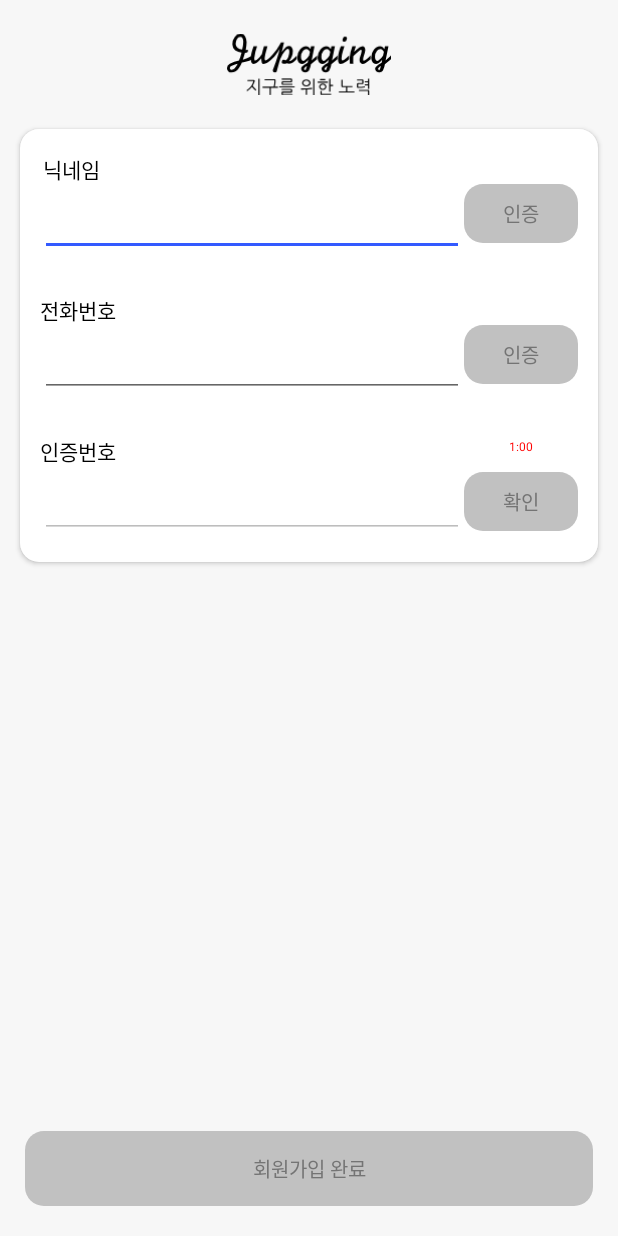
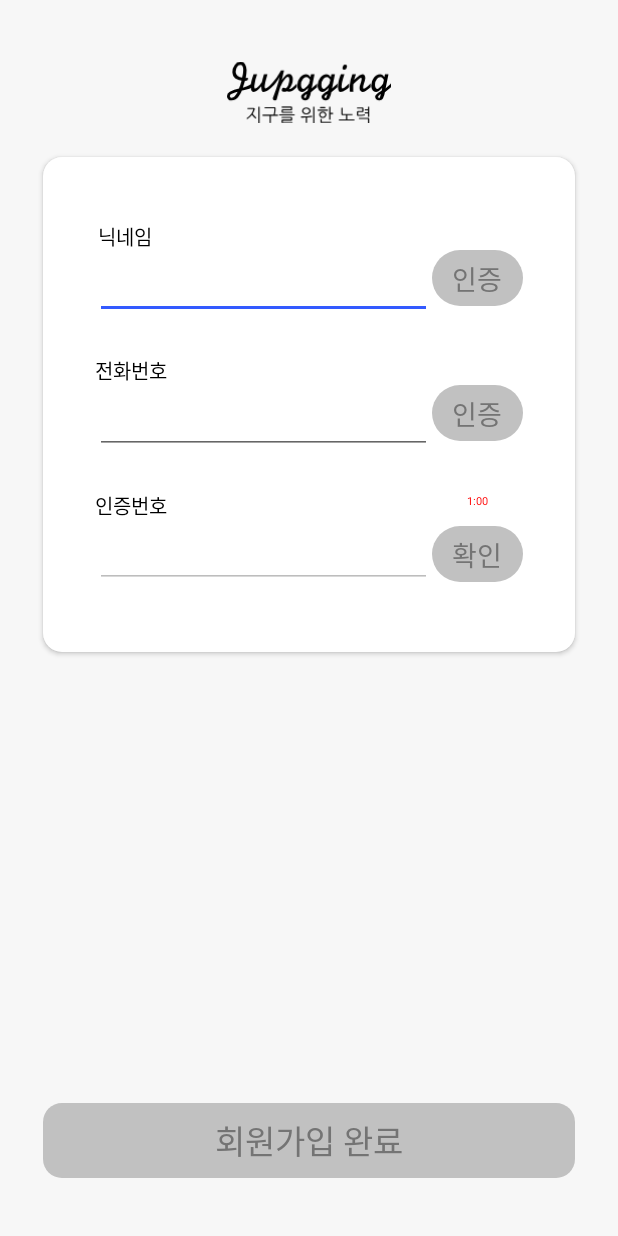
Before and after one commit to To-be-young/Jubgging_AOS, an Android app: the SignUpAuthActivity screen opened directly, with no data from a screen before it, on a phone screen of 412 x 824 dp. Run offline under Robolectric (Android 15) with nearby library versions, the phone set to English and light mode, and no system bars; our stand-ins replace Firebase (no records; nobody signed in at launch, a user with empty details on screens opened directly), RxJava, data binding; 4 statements that could not run were skipped.

Commit message:
signup ui 1차 수정

```diff
--- /dev/null
+++ b/Jubgging/app/src/main/res/drawable/grey_round_btn_drawable.xml
@@ -0,0 +1,6 @@
+<?xml version="1.0" encoding="utf-8"?>
+<shape xmlns:android="http://schemas.android.com/apk/res/android"
+    android:shape="rectangle" >
+    <solid android:color="@color/grey"/>
+    <corners android:radius="@dimen/_109dp"/>
+</shape>
--- /dev/null
+++ b/Jubgging/app/src/main/res/drawable/round_btn_enable_selector.xml
@@ -0,0 +1,5 @@
+<?xml version="1.0" encoding="utf-8"?>
+<selector xmlns:android="http://schemas.android.com/apk/res/android">
+    <item android:state_enabled="true" android:drawable="@drawable/white_round_btn_drawable"/>
+    <item android:state_enabled="false" android:drawable="@drawable/grey_round_btn_drawable"/>
+</selector>
--- a/Jubgging/app/src/main/res/drawable/button_enable_selector.xml
+++ b/Jubgging/app/src/main/res/drawable/square_btn_enable_selector.xml
@@ -1,5 +1,5 @@
 <?xml version="1.0" encoding="utf-8"?>
 <selector xmlns:android="http://schemas.android.com/apk/res/android">
     <item android:state_enabled="true" android:drawable="@drawable/login_background_drawable"/>
-    <item android:state_enabled="false" android:drawable="@drawable/grey_dim_button_background"/>
+    <item android:state_enabled="false" android:drawable="@drawable/grey_square_btn_drawable"/>
 </selector>
--- /dev/null
+++ b/Jubgging/app/src/main/res/drawable/white_round_btn_drawable.xml
@@ -0,0 +1,6 @@
+<?xml version="1.0" encoding="utf-8"?>
+<shape xmlns:android="http://schemas.android.com/apk/res/android"
+    android:shape="rectangle" >
+    <solid android:color="@color/grey"/>
+    <corners android:radius="@dimen/_109dp"/>
+</shape>
--- a/Jubgging/app/src/main/res/layout/activity_signup_auth.xml
+++ b/Jubgging/app/src/main/res/layout/activity_signup_auth.xml
@@ -23,12 +23,11 @@
             android:id="@+id/signup_app_title_iv"
             android:layout_width="0dp"
             android:layout_height="0dp"
-            android:layout_marginTop="@dimen/_30dp"
             android:src="@drawable/icon_app_title_drawable"
             app:layout_constraintEnd_toEndOf="parent"
             app:layout_constraintHeight_percent="0.056"
             app:layout_constraintStart_toStartOf="parent"
-            app:layout_constraintTop_toTopOf="parent"
+            app:layout_constraintTop_toTopOf="@+id/guideline2"
             app:layout_constraintWidth_percent="0.264" />
 
 
@@ -37,26 +36,28 @@
             android:layout_width="0dp"
             android:layout_height="0dp"
             android:layout_marginHorizontal="@dimen/_20dp"
-            android:layout_marginTop="@dimen/_30dp"
             android:background="@drawable/login_background_drawable"
             android:elevation="2dp"
+            android:layout_marginTop="@dimen/_30dp"
             android:paddingHorizontal="@dimen/_20dp"
             android:paddingVertical="@dimen/_24dp"
-            app:layout_constraintBottom_toTopOf="@+id/signup_fin_btn"
             app:layout_constraintEnd_toEndOf="parent"
-            app:layout_constraintHeight_percent="0.35"
+            app:layout_constraintHeight_percent="0.4"
             app:layout_constraintHorizontal_bias="0.5"
             app:layout_constraintStart_toStartOf="parent"
             app:layout_constraintTop_toBottomOf="@id/signup_app_title_iv"
-            app:layout_constraintVertical_chainStyle="spread_inside">
+            app:layout_constraintVertical_chainStyle="spread_inside"
+            app:layout_constraintWidth_percent="0.861">
 
             <androidx.constraintlayout.widget.ConstraintLayout
-                android:layout_width="match_parent"
+                android:layout_width="0dp"
                 android:layout_height="0dp"
                 app:layout_constraintBottom_toBottomOf="parent"
                 app:layout_constraintEnd_toEndOf="parent"
+                app:layout_constraintHeight_percent="0.821"
                 app:layout_constraintStart_toStartOf="parent"
-                app:layout_constraintTop_toTopOf="parent">
+                app:layout_constraintTop_toTopOf="parent"
+                app:layout_constraintWidth_percent="0.87">
 
 
                 <androidx.constraintlayout.widget.ConstraintLayout
@@ -105,26 +106,25 @@
 
                         android:layout_width="0dp"
                         android:layout_height="0dp"
-                        android:autoSizeMaxTextSize="@dimen/_20dp"
+                        android:autoSizeMaxTextSize="@dimen/_35dp"
                         android:autoSizeMinTextSize="@dimen/_3dp"
                         android:autoSizeStepGranularity="1dp"
                         android:autoSizeTextType="uniform"
-                        android:background="@drawable/button_enable_selector"
+                        android:background="@drawable/round_btn_enable_selector"
                         android:enabled="false"
                         android:fontFamily="@font/nanumgothic_bold"
                         android:minWidth="20dp"
                         android:minHeight="10dp"
                         android:paddingHorizontal="@dimen/_19_5dp"
                         android:paddingVertical="@dimen/_8dp"
+                        app:layout_constraintHeight_percent="0.573"
+                        app:layout_constraintWidth_percent="0.211"
                         android:stateListAnimator="@null"
                         android:text="인증"
                         android:textColor="@color/brownish_grey"
-                        android:textSize="14sp"
                         app:layout_constraintEnd_toEndOf="parent"
-                        app:layout_constraintHeight_percent="0.573"
                         app:layout_constraintStart_toEndOf="@+id/signup_user_nickname_et"
-                        app:layout_constraintTop_toBottomOf="@+id/signup_user_nickname_tv"
-                        app:layout_constraintWidth_percent="0.211" />
+                    app:layout_constraintTop_toBottomOf="@+id/signup_user_nickname_tv"  />
                 </androidx.constraintlayout.widget.ConstraintLayout>
 
 
@@ -176,13 +176,13 @@
                         setInputPhoneNumber="@{signupPhoneNumberEt.text.toString()}"
                         android:layout_width="0dp"
                         android:layout_height="0dp"
-                        android:fontFamily="@font/nanumgothic_bold"
-                        android:autoSizeMaxTextSize="@dimen/_20dp"
+                        android:autoSizeMaxTextSize="@dimen/_35dp"
                         android:autoSizeMinTextSize="@dimen/_3dp"
                         android:autoSizeStepGranularity="1dp"
                         android:autoSizeTextType="uniform"
-                        android:background="@drawable/button_enable_selector"
+                        android:background="@drawable/round_btn_enable_selector"
                         android:enabled="false"
+                        android:fontFamily="@font/nanumgothic_bold"
                         android:minWidth="20dp"
                         android:minHeight="10dp"
                         android:paddingHorizontal="@dimen/_19_5dp"
@@ -248,11 +248,11 @@
                         setSentCodeFlag="@{signUpVm.codeSentFlag}"
                         android:layout_width="0dp"
                         android:layout_height="0dp"
-                        android:autoSizeMaxTextSize="@dimen/_20dp"
+                        android:autoSizeMaxTextSize="@dimen/_35dp"
                         android:autoSizeMinTextSize="@dimen/_3dp"
                         android:autoSizeStepGranularity="1dp"
                         android:autoSizeTextType="uniform"
-                        android:background="@drawable/button_enable_selector"
+                        android:background="@drawable/round_btn_enable_selector"
                         android:enabled="false"
                         android:fontFamily="@font/nanumgothic_bold"
                         android:minWidth="20dp"
@@ -273,21 +273,21 @@
                         android:id="@+id/signup_second_count_tv"
                         android:layout_width="0dp"
                         android:layout_height="0dp"
-                        android:gravity="center_horizontal"
+                        android:layout_marginVertical="@dimen/_3_4dp"
 
-                        android:layout_marginVertical="@dimen/_3_4dp"
-                        android:autoSizeMaxTextSize="@dimen/_20dp"
+                        android:autoSizeMaxTextSize="@dimen/_40dp"
                         android:autoSizeMinTextSize="@dimen/_3dp"
                         android:autoSizeStepGranularity="1dp"
                         android:autoSizeTextType="uniform"
+                        android:gravity="center_horizontal"
 
                         android:text="@{signUpVm.timeoutText}"
                         android:textColor="@color/red"
-                        app:layout_constraintWidth_percent="0.049"
                         app:layout_constraintBottom_toTopOf="@+id/signup_pnum_auth_btn"
                         app:layout_constraintEnd_toEndOf="parent"
                         app:layout_constraintStart_toStartOf="@+id/signup_pnum_auth_btn"
-                        app:layout_constraintTop_toTopOf="parent" />
+                        app:layout_constraintTop_toTopOf="parent"
+                        app:layout_constraintWidth_percent="0.049" />
 
 
                 </androidx.constraintlayout.widget.ConstraintLayout>
@@ -299,28 +299,44 @@
             android:id="@+id/signup_fin_btn"
             setOverlapFlag="@{signUpVm.nicknameOverlapFlag}"
             setPassAuthFlag="@{signUpVm.passAuthFlag}"
-            android:layout_width="match_parent"
+            android:layout_width="0dp"
             android:layout_height="0dp"
-            android:fontFamily="@font/nanumgothic_bold"
-            android:layout_marginHorizontal="@dimen/_25dp"
-            android:layout_marginBottom="@dimen/_30dp"
-            android:autoSizeMaxTextSize="@dimen/_20dp"
+            android:autoSizeMaxTextSize="@dimen/_72dp"
             android:autoSizeMinTextSize="@dimen/_3dp"
-            android:autoSizeStepGranularity="1dp"
+            android:autoSizeStepGranularity="5dp"
             android:autoSizeTextType="uniform"
-            android:background="@drawable/button_enable_selector"
+            android:background="@drawable/square_btn_enable_selector"
             android:elevation="2dp"
             android:enabled="false"
+            android:fontFamily="@font/nanumgothic_bold"
+            android:paddingHorizontal="@dimen/_96dp"
+
+            android:paddingVertical="@dimen/_12dp"
             android:text="@string/signup_finish_btn"
             android:textColor="@color/brownish_grey"
-            android:paddingHorizontal="@dimen/_96dp"
-            android:paddingVertical="@dimen/_12dp"
-            app:layout_constraintBottom_toBottomOf="parent"
-            app:layout_constraintEnd_toEndOf="parent"
+            app:layout_constraintBottom_toTopOf="@+id/guideline4"
+            app:layout_constraintEnd_toEndOf="@+id/signup_user_input_cl"
             app:layout_constraintHeight_percent="0.061"
             app:layout_constraintHorizontal_bias="0.5"
-            app:layout_constraintStart_toStartOf="parent"
-            app:layout_constraintTop_toBottomOf="@+id/signup_user_input_cl" />
+            app:layout_constraintStart_toStartOf="@+id/signup_user_input_cl"
+           />
+
+        <androidx.constraintlayout.widget.Guideline
+            android:id="@+id/guideline2"
+            android:layout_width="wrap_content"
+            android:layout_height="wrap_content"
+            android:orientation="horizontal"
+            app:layout_constraintGuide_percent="0.047" />
+
+
+
+        <androidx.constraintlayout.widget.Guideline
+            android:id="@+id/guideline4"
+            android:layout_width="wrap_content"
+            android:layout_height="wrap_content"
+            android:orientation="horizontal"
+            app:layout_constraintGuide_percent="0.953" />
+
 
     </androidx.constraintlayout.widget.ConstraintLayout>
 </layout>
--- a/Jubgging/app/src/main/res/values-hdpi/dimens.xml
+++ b/Jubgging/app/src/main/res/values-hdpi/dimens.xml
@@ -46,5 +46,8 @@
     <dimen name="_96dp">64.00dp</dimen>
     <dimen name="_19_5dp">13.00dp</dimen>
     <dimen name="_3_4dp">2.27dp</dimen>
+    <dimen name="_80dp">80dp</dimen>
+    <dimen name="_45dp">45dp</dimen>
+    <dimen name="_72dp">48.00dp</dimen>
 
 </resources>
--- a/Jubgging/app/src/main/res/values-mdpi/dimens.xml
+++ b/Jubgging/app/src/main/res/values-mdpi/dimens.xml
@@ -46,5 +46,8 @@
     <dimen name="_96dp">96dp</dimen>
     <dimen name="_19_5dp">19.5dp</dimen>
     <dimen name="_3_4dp">3.4dp</dimen>
+    <dimen name="_80dp">80dp</dimen>
+    <dimen name="_45dp">45dp</dimen>
+    <dimen name="_72dp">72dp</dimen>
 
 </resources>
--- a/Jubgging/app/src/main/res/values-xhdpi/dimens.xml
+++ b/Jubgging/app/src/main/res/values-xhdpi/dimens.xml
@@ -1,16 +1,53 @@
 <?xml version="1.0" encoding="utf-8"?>
 <resources>
-    <dimen name="logo_top">46dp</dimen>
-    <dimen name="layout_side">35.7dp</dimen>
-    <dimen name="button_margin_bottom">37dp</dimen>
-    <dimen name="layout_input_margin_space">28dp</dimen>
-    <dimen name="input_layout_padding_horizontal">37.2dp</dimen>
-    <dimen name="input_layout_margin_top">36.7dp</dimen>
-    <dimen name="input_layout_padding_vertical">37.2dp</dimen>
-    <dimen name="_8dp">8dp</dimen>
-    <dimen name="_29_5dp">29.5dp</dimen>
-    <dimen name="_96dp">96dp</dimen>
-    <dimen name="_19_5dp">19.5dp</dimen>
-    <dimen name="_3_4dp">3.4dp</dimen>
+    <dimen name="_35dp">17.50dp</dimen>
+    <dimen name="_25dp">12.50dp</dimen>
+    <dimen name="_95dp">47.50dp</dimen>
+    <dimen name="_36dp">18.00dp</dimen>
+    <dimen name="_20dp">10.00dp</dimen>
+    <dimen name="_24dp">12.00dp</dimen>
+    <dimen name="_13dp">6.50dp</dimen>
+    <dimen name="_11dp">5.50dp</dimen>
+    <dimen name="_6dp">5.50dp</dimen>
+    <dimen name="_58dp">29.00dp</dimen>
+    <dimen name="_12dp">6.00dp</dimen>
+    <dimen name="_16dp">8.00dp</dimen>
+    <dimen name="_31_5dp">15.75dp</dimen>
+    <dimen name="_15dp">7.50dp</dimen>
+    <dimen name="_21dp">10.50dp</dimen>
+    <dimen name="_3dp">1.50dp</dimen>
+    <dimen name="_109dp">54.50dp</dimen>
+    <dimen name="_23dp">11.50dp</dimen>
+    <dimen name="_7_5dp">3.50dp</dimen>
+    <dimen name="_40dp">20.00dp</dimen>
+    <dimen name="_17dp">8.50dp</dimen>
+    <dimen name="_19dp">9.50dp</dimen>
+    <dimen name="_30dp">15.00dp</dimen>
+    <dimen name="_27_8dp">13.90dp</dimen>
+    <dimen name="_50dp">25.00dp</dimen>
+    <dimen name="_27dp">13.50dp</dimen>
+    <dimen name="_14dp">7.00dp</dimen>
+    <dimen name="_10dp">5.00dp</dimen>
+    <dimen name="_7dp">3.50dp</dimen>
+    <dimen name="_67dp">33.50dp</dimen>
+    <dimen name="_95_1dp">47.55dp</dimen>
+    <dimen name="_10_8dp">5.40dp</dimen>
+    <dimen name="_35_5dp">17.75dp</dimen>
+    <dimen name="_54_1dp">27.05dp</dimen>
+    <dimen name="_46dp">23.00dp</dimen>
+    <dimen name="_44_2dp">22.10dp</dimen>
+    <dimen name="_46_8dp">23.40dp</dimen>
+    <dimen name="_68_5dp">33.75dp</dimen>
+    <dimen name="_2_2dp">1.10dp</dimen>
+    <dimen name="_18dp">9.00dp</dimen>
+    <dimen name="_34_1dp">17.05dp</dimen>
+    <dimen name="_8dp">4.00dp</dimen>
+    <dimen name="_29_5dp">14.75dp</dimen>
+    <dimen name="_96dp">48.00dp</dimen>
+    <dimen name="_19_5dp">9.75dp</dimen>
+    <dimen name="_3_4dp">1.70dp</dimen>
+    <dimen name="_80dp">40.00dp</dimen>
+    <dimen name="_45dp">22.50dp</dimen>
+    <dimen name="_72dp">36.00dp</dimen>
 
 </resources>
```
Also changed, not shown: Jubgging/app/src/main/res/layout/activity_login.xml (+5 -5 lines), Jubgging/app/src/main/res/layout/activity_signup_account.xml (+54 -28 lines), Jubgging/app/src/main/res/values-xxhdpi/dimens.xml (+49 -46 lines), Jubgging/app/src/main/res/values-xxxhdpi/dimens.xml (+4 -44 lines), Jubgging/app/src/main/res/drawable/grey_square_btn_drawable.xml (renamed from Jubgging/app/src/main/res/drawable/grey_dim_button_background.xml).
